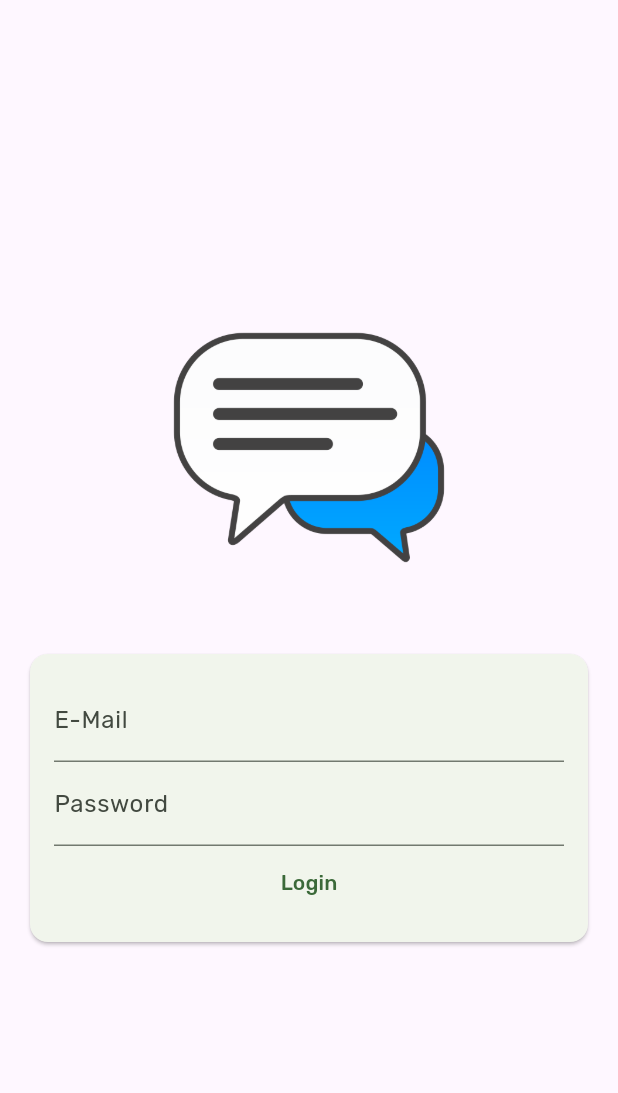
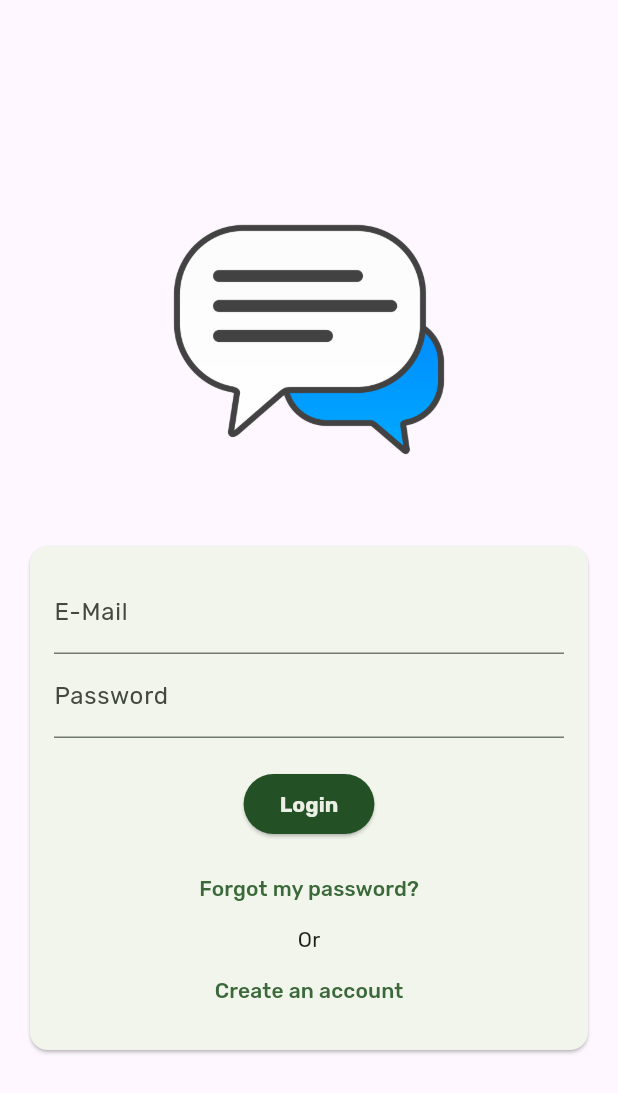
Before and after one commit to FatihYigit35/chat_app, a Flutter app: the screen it shows after launch, on a phone screen of 412 x 824 dp. Shown: the top 1093 px of the screen. Run offline on Flutter 3.47's test engine with Material 3 defaults, Android fonts, the phone set to English and light mode, and no system bars; our stand-ins replace google_fonts.

Commit message:
added register screen

```diff
--- a/lib/screen/auth_screen.dart
+++ b/lib/screen/auth_screen.dart
@@ -8,6 +8,8 @@ class AuthScreen extends StatefulWidget {
 }
 
 class _AuthScreenState extends State<AuthScreen> {
+  var _isLogin = true;
+
   @override
   Widget build(BuildContext context) {
     return Scaffold(
@@ -44,9 +46,53 @@ class _AuthScreenState extends State<AuthScreen> {
                             ),
                             obscureText: true,
                           ),
+                          const SizedBox(height: 20),
+                          ElevatedButton(
+                            style: ElevatedButton.styleFrom(
+                              backgroundColor: Theme.of(context)
+                                  .colorScheme
+                                  .onPrimaryContainer,
+                            ),
+                            onPressed: () {},
+                            child: Text(
+                              _isLogin ? 'Login' : 'Signup',
+                              style: TextStyle(
+                                  fontWeight: FontWeight.bold,
+                                  color: Theme.of(context)
+                                      .colorScheme
+                                      .surfaceContainer),
+                            ),
+                          ),
+                          const SizedBox(height: 8),
+                          Visibility(
+                            visible: _isLogin,
+                            child: TextButton(
+                              onPressed: () {},
+                              child: const Text('Forgot my password?'),
+                            ),
+                          ),
+                          Visibility(
+                            visible: _isLogin,
+                            child: Text(
+                              'Or',
+                              style: Theme.of(context)
+                                  .textTheme
+                                  .bodyMedium!
+                                  .copyWith(
+                                      color: Theme.of(context)
+                                          .colorScheme
+                                          .onSurface),
+                            ),
+                          ),
                           TextButton(
-                            onPressed: () {},
-                            child: const Text('Login'),
+                            onPressed: () {
+                              setState(() {
+                                _isLogin = !_isLogin;
+                              });
+                            },
+                            child: Text(_isLogin
+                                ? 'Create an account'
+                                : 'I already have an account'),
                           ),
                         ],
                       ),
```
